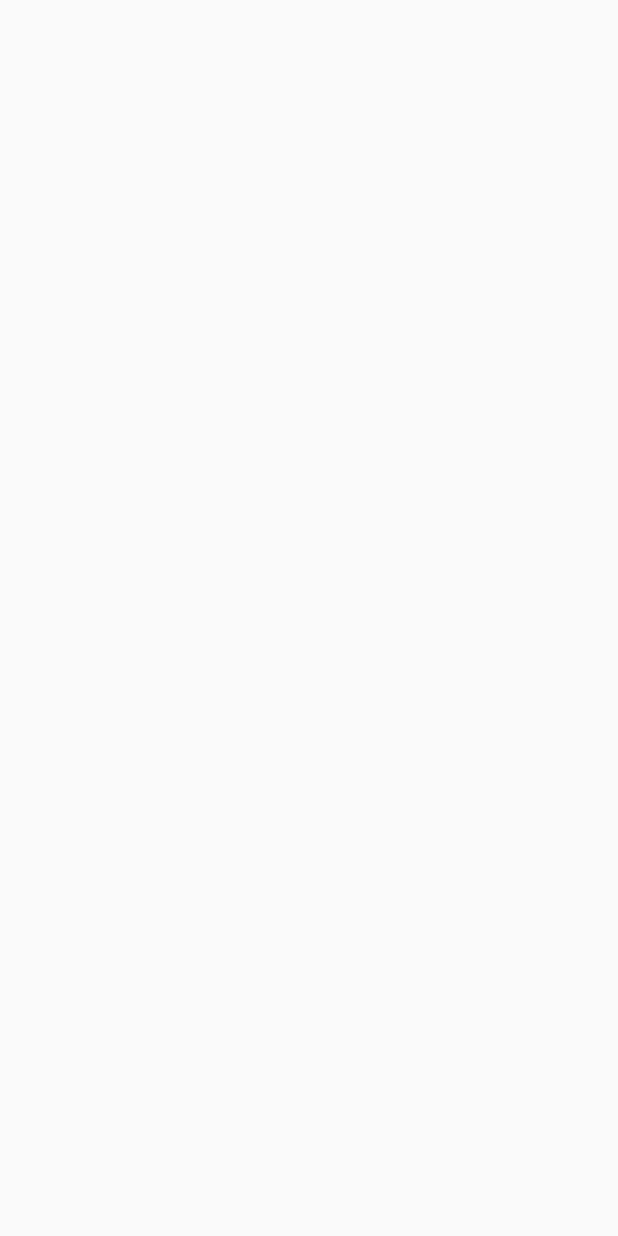
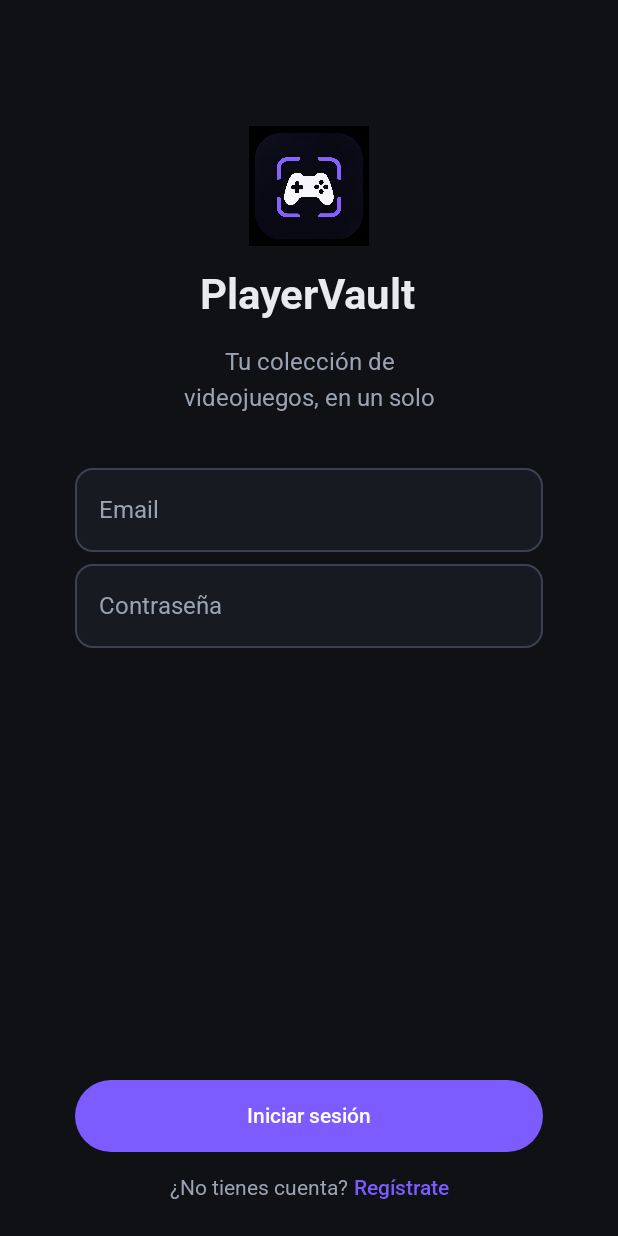
Before and after one commit to HectorMA06/PlayerVault, an Android app built with Jetpack Compose: the screen it shows after launch (MainActivity), on a phone screen of 412 x 824 dp. Before the commit the screen is empty. Run offline under Robolectric (Android 15) with nearby library versions, the phone set to English and light mode, and no system bars.

Commit message:
test: probando pantalla 1 main

```diff
--- a/android-app/app/src/main/java/com/playervault/app/PlayerVaultApp.kt
+++ b/android-app/app/src/main/java/com/playervault/app/PlayerVaultApp.kt
@@ -1,12 +1,23 @@
 package com.playervault.app
 
+
+import androidx.compose.foundation.layout.padding
 import androidx.compose.material3.Scaffold
-import androidx.compose.material3.Text
-import androidx.compose.material3.TopAppBar
 import androidx.compose.runtime.Composable
 import androidx.compose.ui.Modifier
+import androidx.compose.ui.tooling.preview.Preview
+import com.playervault.app.ui.screens.IniciarSesion
 
 @Composable
 fun PlayerVaultApp(modifier: Modifier = Modifier) {
+    Scaffold(modifier = modifier) { innerpadding ->
+        IniciarSesion(modifier = Modifier
+            .padding(innerpadding))
+    }
+}
 
+@Preview
+@Composable
+private fun PlayerVaultAppPrev() {
+    PlayerVaultApp()
 }
--- a/android-app/app/src/main/java/com/playervault/app/ui/screens/IniciarSesionScreen.kt
+++ b/android-app/app/src/main/java/com/playervault/app/ui/screens/IniciarSesionScreen.kt
@@ -6,6 +6,7 @@ import androidx.compose.foundation.layout.Arrangement
 import androidx.compose.foundation.layout.Column
 import androidx.compose.foundation.layout.Row
 import androidx.compose.foundation.layout.Spacer
+import androidx.compose.foundation.layout.fillMaxSize
 import androidx.compose.foundation.layout.height
 import androidx.compose.foundation.layout.padding
 import androidx.compose.foundation.layout.width
@@ -43,8 +44,7 @@ fun IniciarSesion(modifier: Modifier = Modifier) {
         verticalArrangement = Arrangement.spacedBy(0.dp, Alignment.Top),
         horizontalAlignment = Alignment.Start,
         modifier = modifier
-            .width(360.dp)
-            .height(800.dp)
+            .fillMaxSize()
             .background(color = background)
     ) {
         //Status Bar
```
